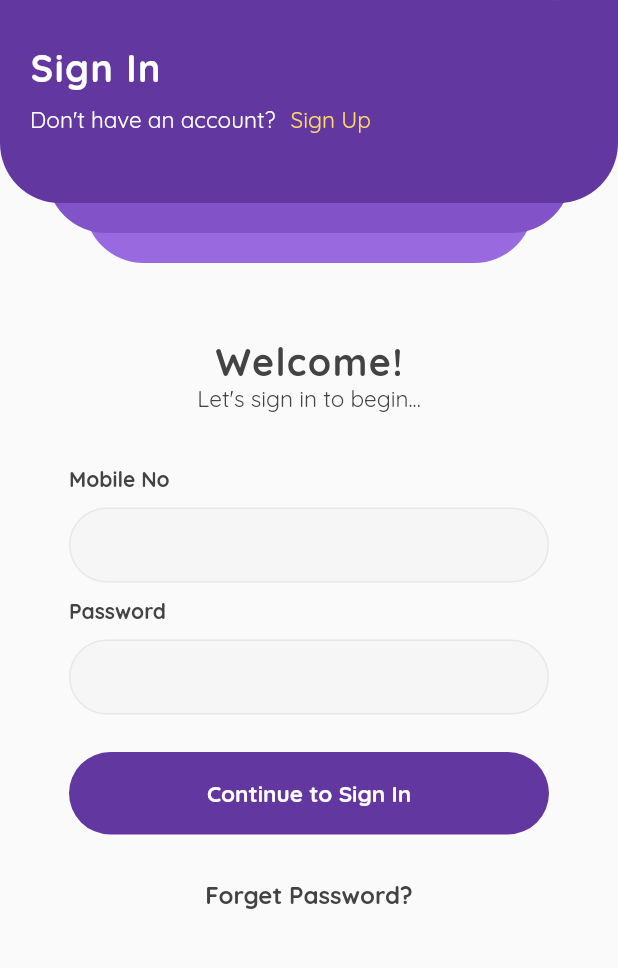
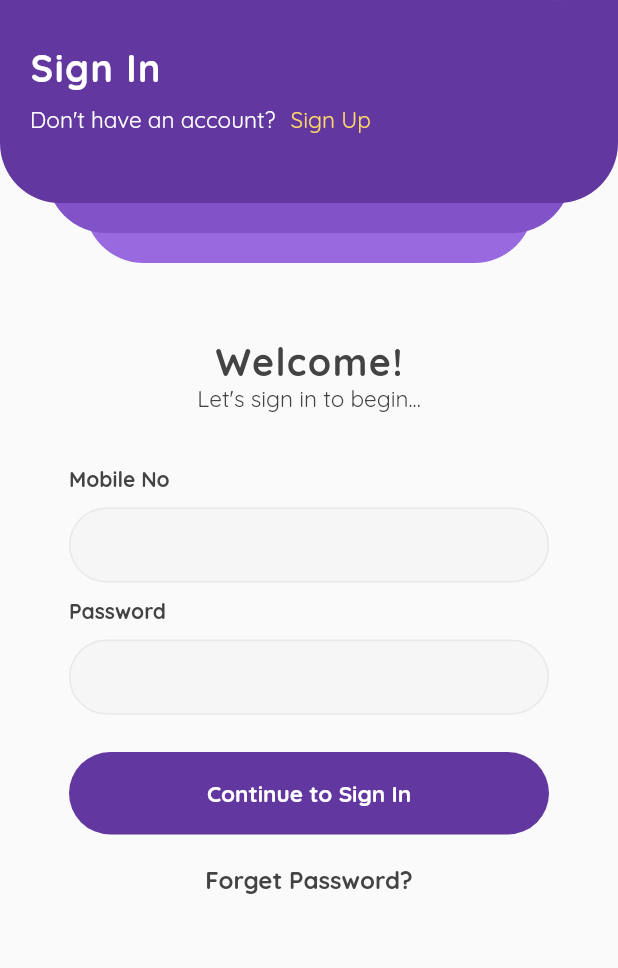
Before and after one commit to ivanshu1006/score_funda, a Flutter app: the screen it shows after launch, on a phone screen of 412 x 824 dp, the part 142-1110 px from its top. Run offline on Flutter 3.47's test engine with Material 2 defaults, Android fonts, the phone set to English and light mode, and no system bars; drawn by our look-alikes of modal_progress_hud_nsn; our stand-ins replace fluttertoast.

Commit message:
keypad overflow problem issue solved and dob verification screen is working now

```diff
--- a/lib/Screens/Signin_Screen.dart
+++ b/lib/Screens/Signin_Screen.dart
@@ -46,8 +46,9 @@ class _SignInScreenState extends State<SignInScreen> {
       ),
       color: kPrimaryColor,
       child: Scaffold(
-        resizeToAvoidBottomInset: false,
-        body: Column(
+        body: SingleChildScrollView(
+          reverse: true,
+          child: Column(
             children: [
               TopBar(
                 childWidget: Column(
@@ -78,9 +79,7 @@ class _SignInScreenState extends State<SignInScreen> {
                   ],
                 ),
               ),
-            SingleChildScrollView(
-              child: Column(
-                children: [
+              Column(children: [
                 SizedBox(height: 50),
                 Text("Welcome!",
                     style: kTitleStyle.copyWith(color: kTextColor)),
@@ -101,8 +100,7 @@ class _SignInScreenState extends State<SignInScreen> {
                         showModal = true;
                       });
 
-                        http.Response res =
-                            await auth.signIn(mobileNo, password);
+                      http.Response res = await auth.signIn(mobileNo, password);
                       if (res.statusCode == 200) {
                         setState(() {
                           showModal = false;
@@ -129,7 +127,9 @@ class _SignInScreenState extends State<SignInScreen> {
                   },
                   ButtonText: "Continue to Sign In",
                 ),
-                  SizedBox(height: 30),
+                SizedBox(
+                  height: 20,
+                ),
                 GestureDetector(
                   onTap: () async {
                     setState(() {
@@ -153,10 +153,9 @@ class _SignInScreenState extends State<SignInScreen> {
                     fontFamily: 'QuickSand',
                   ),
                 ),
+              ]),
             ],
           ),
-            )
-          ],
         ),
       ),
     );
```
Also changed, not shown: lib/Screens/Signup_Screen.dart (+7 -11 lines), lib/Screens/VerifyMobile.dart (+16 -5 lines), lib/Screens/verifyDob.dart (+42 -4 lines), lib/Services/authentication.dart (+8 -0 lines). Lines whose indentation alone changed are shown as unchanged.
